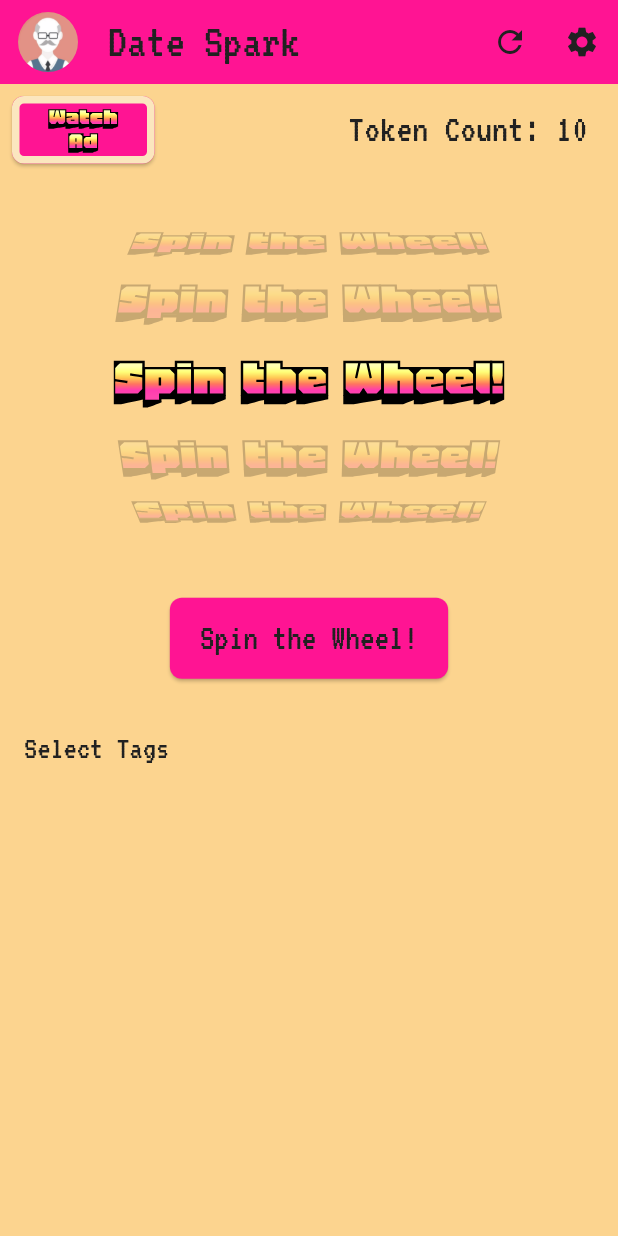
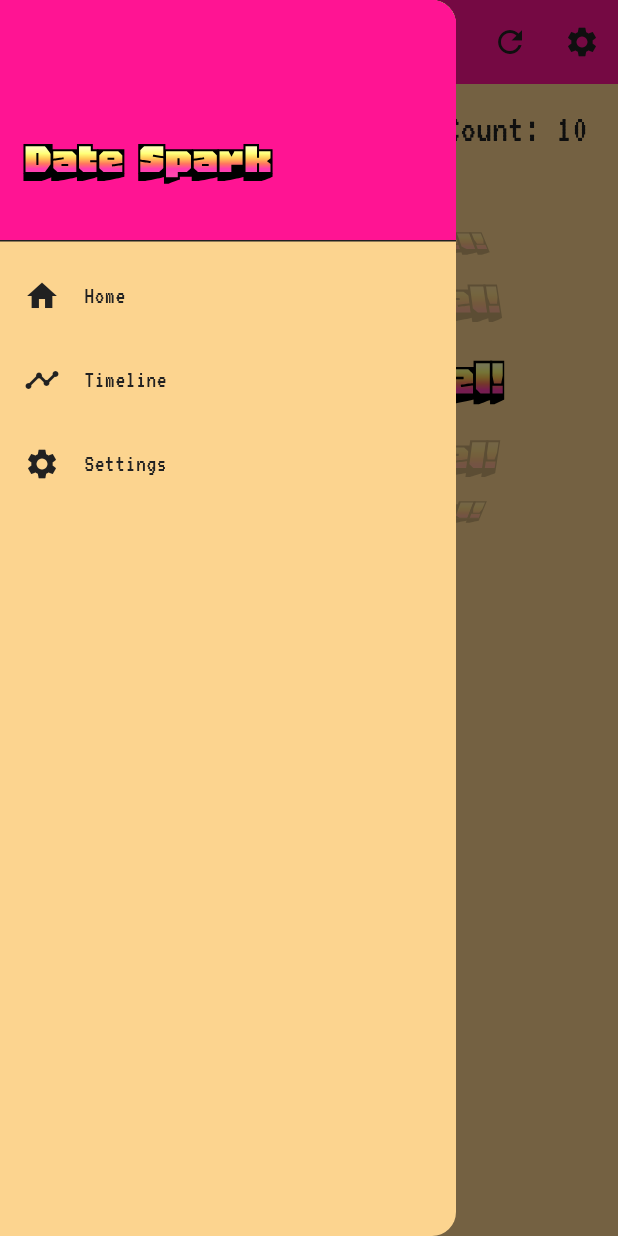
Before and after one commit to Goon-Bug/date-ideas-app-stripped, a Flutter app: the screen it shows after launch, with the side drawer open (before the commit the screen has no drawer), on a phone screen of 412 x 824 dp. Run offline on Flutter 3.47's test engine with Material 3 defaults, Android fonts, the phone set to English and light mode, and no system bars; our stand-ins replace bloc, dropdown_button2, equatable, flutter_bloc, flutter_markdown, flutter_secure_storage and 5 more; missing offline and left inert: dart_jsonwebtoken; accounts and stored records are empty.

Commit message:
Add drawer navigation to DateIdeasWheelPage with profile icon and menu items

```diff
--- a/frontend/flutter/my_app/lib/main/view/dates_wheel_page.dart
+++ b/frontend/flutter/my_app/lib/main/view/dates_wheel_page.dart
@@ -32,6 +32,7 @@ class DateIdeasWheelPage extends StatelessWidget {
     return MaterialPageRoute<void>(builder: (_) => DateIdeasWheelPage());
   }
 
+  final GlobalKey<ScaffoldState> _scaffoldKey = GlobalKey<ScaffoldState>();
   final storage = SecureStorage();
 
   @override
@@ -74,20 +75,26 @@ class DateIdeasWheelPage extends StatelessWidget {
             // Use a FutureBuilder to load the profileIcon asynchronously
             return FutureBuilder<String?>(
               future: storage.read(key: 'iconImage'),
-              builder: (context, snapshot) {
+              builder: (futureContext, snapshot) {
                 var profileIcon = snapshot.data?.toString() ??
                     'assets/profile_icons/icon_0.png';
                 log('Profile icon: $profileIcon', name: 'DateIdeasWheelPage');
 
                 return Scaffold(
+                  key: _scaffoldKey,
                   appBar: AppBar(
                     title: const Text("Date Spark",
                         style: TextStyle(fontSize: 32)),
                     backgroundColor: Theme.of(context).colorScheme.primary,
-                    leading: Padding(
-                      padding:
-                          const EdgeInsets.only(left: 8, top: 8, bottom: 8),
-                      child: CircleAvatar(
+                    leading: IconButton(
+                      onPressed: () {
+                        if (_scaffoldKey.currentState!.isDrawerOpen) {
+                          _scaffoldKey.currentState!.openEndDrawer();
+                        } else {
+                          _scaffoldKey.currentState!.openDrawer();
+                        }
+                      },
+                      icon: CircleAvatar(
                         radius: 30,
                         backgroundImage: profileIcon.isNotEmpty
                             ? AssetImage(profileIcon)
@@ -117,6 +124,55 @@ class DateIdeasWheelPage extends StatelessWidget {
                               },
                       ),
                     ],
+                  ),
+                  drawer: Drawer(
+                    child: ListView(
+                      padding: EdgeInsets.zero,
+                      children: [
+                        DrawerHeader(
+                          decoration: BoxDecoration(
+                            color: Theme.of(context).colorScheme.primary,
+                          ),
+                          child: Align(
+                            alignment: Alignment.bottomLeft,
+                            child: Padding(
+                              padding: const EdgeInsets.only(bottom: 20),
+                              child: Text(
+                                'Date Spark',
+                                style: TextStyle(
+                                  color: Theme.of(context)
+                                      .colorScheme
+                                      .onPrimaryContainer,
+                                  fontSize: 34,
+                                  fontFamily: 'RetroTitle',
+                                ),
+                              ),
+                            ),
+                          ),
+                        ),
+                        ListTile(
+                          leading: const Icon(Icons.home),
+                          title: const Text('Home'),
+                          onTap: () {
+                            Navigator.pushReplacementNamed(context, '/home');
+                          },
+                        ),
+                        ListTile(
+                          leading: const Icon(Icons.timeline),
+                          title: const Text('Timeline'),
+                          onTap: () {
+                            Navigator.pushNamed(context, '/timeline');
+                          },
+                        ),
+                        ListTile(
+                          leading: const Icon(Icons.settings),
+                          title: const Text('Settings'),
+                          onTap: () {
+                            Navigator.pushNamed(context, '/settings');
+                          },
+                        ),
+                      ],
+                    ),
                   ),
                   body: Column(
                     children: [
```
